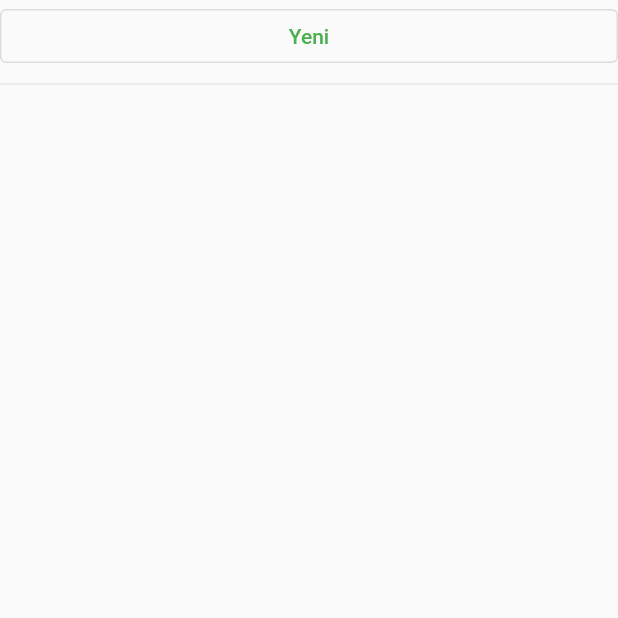
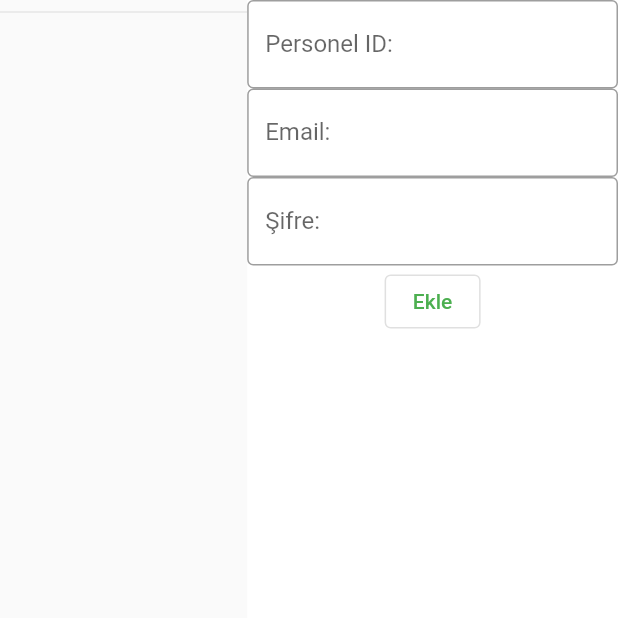
Before and after one commit to malibayram/sifa-poliklinigi, a Flutter app: the PersonelTab screen opened directly, on a phone screen of 412 x 824 dp, the top half of it. Run offline on Flutter 3.47's test engine with Material 2 defaults, Android fonts, the phone set to English and light mode, and no system bars; our stand-ins replace cloud_firestore, firebase_auth, firebase_core, fluttertoast, hive, hive_flutter; accounts and stored records are empty.

Commit message:
Update personel_tab.dart

```diff
--- a/poliklinik/lib/pages/admin_tabs/personel_tab.dart
+++ b/poliklinik/lib/pages/admin_tabs/personel_tab.dart
@@ -3,27 +3,26 @@ import 'package:flutter/material.dart';
 
 class PersonelTab extends StatelessWidget {
   final _colRef = FirebaseFirestore.instance.collection('personeller');
-
   @override
   Widget build(BuildContext context) {
     return StreamBuilder<QuerySnapshot>(
-      stream: _colRef.snapshots(),
+      stream: FirebaseFirestore.instance.collection('personeller').snapshots(),
       builder: (context, snapshot) {
         if (snapshot.hasData) {
+          // ignore: unused_local_variable
           List<DocumentSnapshot> personeller = snapshot.data!.docs;
+          // ignore: unused_local_variable
+          Size screenSize = MediaQuery.of(context).size;
 
-          return ListView(
+          return Scaffold(
+            body: Row(
               children: [
-              OutlinedButton(
-                onPressed: () {
-                  _colRef.add({
-                    'isim': "Ahmet",
-                    'soyisim': "Bal",
-                    'personel': "tekniker",
-                  });
-                },
-                child: Text("Yeni"),
-              ),
+                Expanded(
+                  flex: 2,
+                  child: LayoutBuilder(
+                    builder: (context, constraints) => Container(
+                      child: ListView(
+                        children: [
                           Divider(),
                           for (DocumentSnapshot ds in personeller)
                             Card(
@@ -39,6 +38,52 @@ class PersonelTab extends StatelessWidget {
                               ),
                             ),
                         ],
+                      ),
+                    ),
+                  ),
+                ),
+                Expanded(
+                    flex: 3,
+                    child: LayoutBuilder(
+                      builder: (context, constraints) => Container(
+                        color: Colors.white,
+                        child: Column(
+                          children: [
+                            Center(),
+                            TextField(
+                              decoration: InputDecoration(
+                                border: OutlineInputBorder(),
+                                labelText: "Personel ID:",
+                              ),
+                            ),
+                            TextField(
+                              decoration: InputDecoration(
+                                border: OutlineInputBorder(),
+                                labelText: "Email:",
+                              ),
+                            ),
+                            TextField(
+                              decoration: InputDecoration(
+                                border: OutlineInputBorder(),
+                                labelText: "Şifre:",
+                              ),
+                            ),
+                            OutlinedButton(
+                              onPressed: () {
+                                _colRef.add({
+                                  'Personel ID': "0001",
+                                  'Email': "admin@sifa.com",
+                                  'Şifre': "admin123",
+                                });
+                              },
+                              child: Text("Ekle"),
+                            ),
+                          ],
+                        ),
+                      ),
+                    )),
+              ],
+            ),
           );
         } else
           return Center(child: CircularProgressIndicator());
```
Lines whose indentation alone changed are shown as unchanged.
